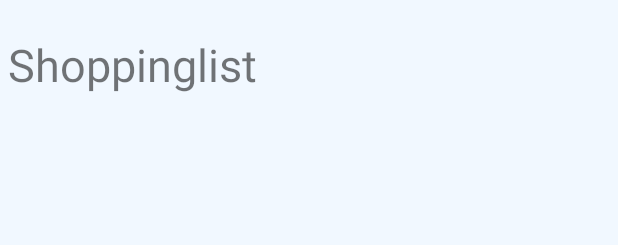
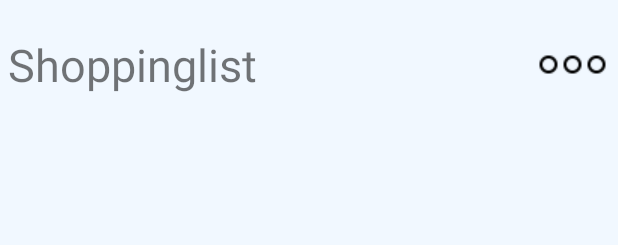
Before and after one commit to RwieRandom/YourShopDrop, an Android app: the layout list_activity.xml on its own in the app's theme, with its tools: preview values and no code run, on a phone screen of 412 x 824 dp. Shown: the top 245 px of the screen. Run offline under Robolectric (Android 15) with nearby library versions, the phone set to English and light mode, and no system bars.

Commit message:
added header-button

```diff
--- a/app/src/main/res/layout/list_header.xml
+++ b/app/src/main/res/layout/list_header.xml
@@ -15,15 +15,18 @@
         android:gravity="center_vertical|start"
         android:text="@string/title"
         app:layout_constraintBottom_toBottomOf="parent"
-        app:layout_constraintEnd_toEndOf="parent"
+        app:layout_constraintEnd_toStartOf="@id/btnMore"
         app:layout_constraintStart_toStartOf="parent"
         app:layout_constraintTop_toTopOf="parent" />
 
-    <View
-        android:id="@+id/divider"
-        android:layout_width="match_parent"
-        android:layout_height="1dp"
-        android:background="?attr/colorSecondaryVariant"
-        app:layout_constraintTop_toBottomOf="parent" />
+    <ImageButton
+        android:id="@+id/btnMore"
+        android:layout_width="wrap_content"
+        android:layout_height="wrap_content"
+        android:background="@android:color/transparent"
+        android:src="@drawable/more"
+        app:layout_constraintBottom_toBottomOf="parent"
+        app:layout_constraintEnd_toEndOf="parent"
+        app:layout_constraintTop_toTopOf="parent" />
 
 </androidx.constraintlayout.widget.ConstraintLayout>
```
Also changed, not shown: app/src/main/res/drawable/more.png (added).
